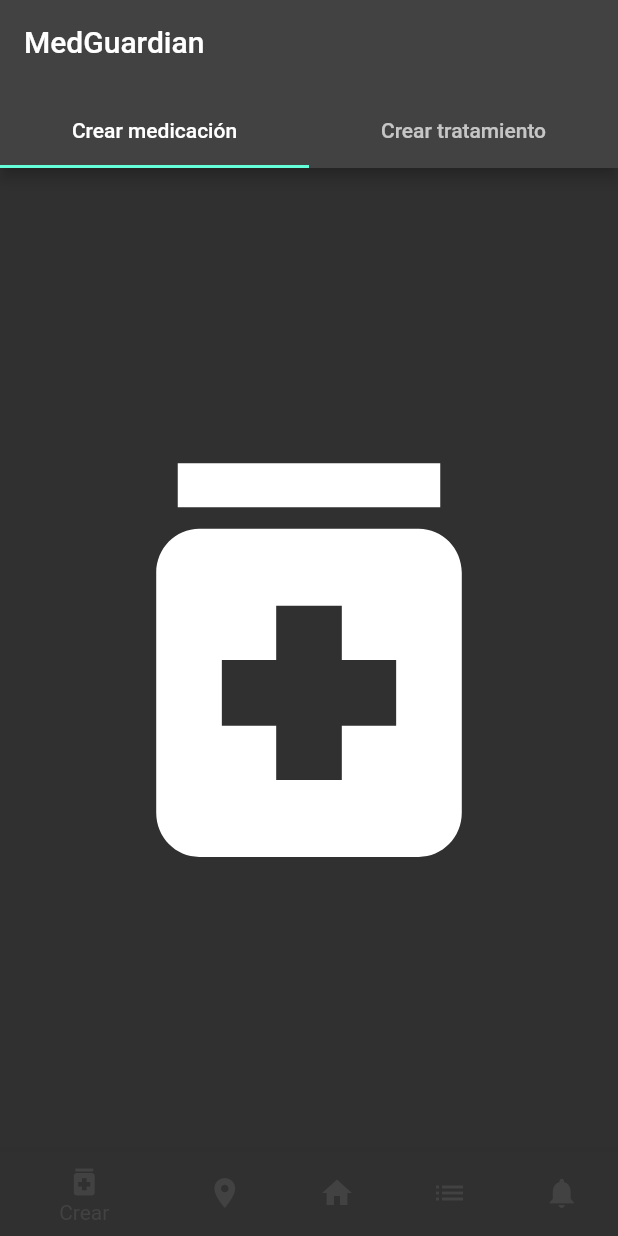
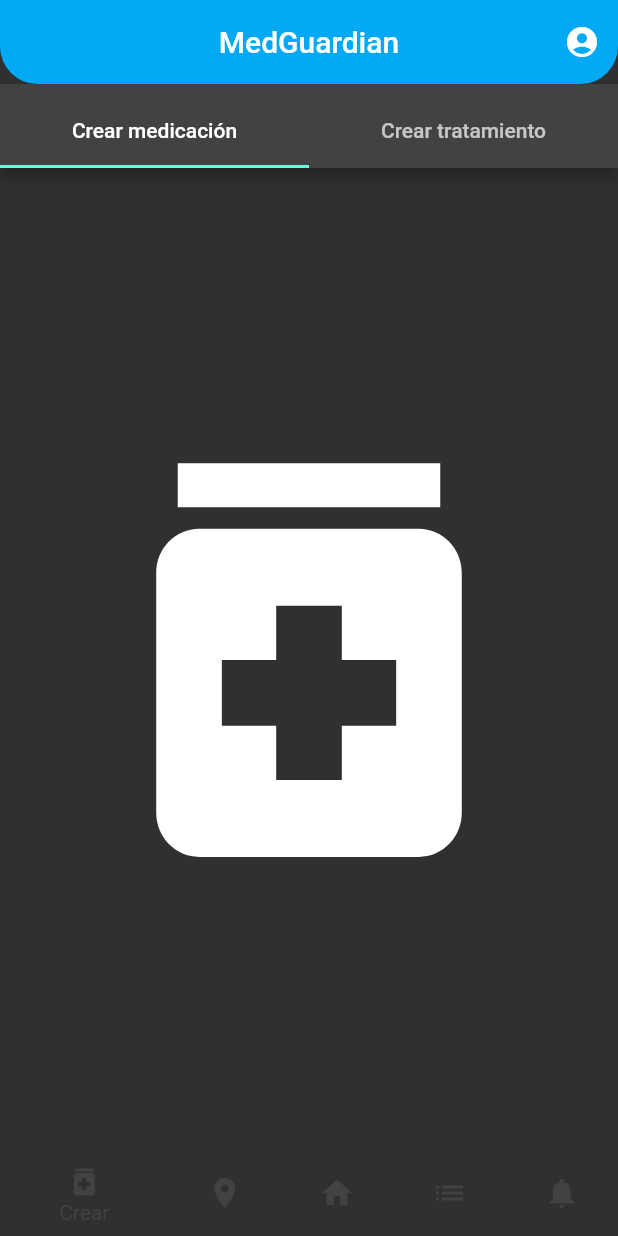
Before and after one commit to MissStormy/FrankenGuardian, a Flutter app: the screen it shows after launch, on a phone screen of 412 x 824 dp. Run offline on Flutter 3.47's test engine with Material 2 defaults, Android fonts, the phone set to English and light mode, and no system bars.

Commit message:
top blue

```diff
--- a/lib/widgets/withtabbar.dart
+++ b/lib/widgets/withtabbar.dart
@@ -10,7 +10,6 @@
 
 import 'package:flutter/material.dart';
 import 'package:flutter/rendering.dart';
-
 
 //Al ser StatefulWidget indica que su estado puede ir variando
 //durante el uso de la aplicación
@@ -53,8 +52,20 @@ class _WithTabBarState extends State<WithTabBar> {
     return Scaffold(
       // Barra de aplicación en la parte superior de la pantalla.
       appBar: AppBar(
-        title: const Text('MedGuardian'), // Título de la aplicación.
-        elevation: 0, // Elevación de la barra de aplicación (en este caso, sin sombra).
+        title: const Text('MedGuardian'),
+        centerTitle: true,
+        actions: [
+          IconButton(onPressed: () {}, icon: Icon(Icons.account_circle))
+        ],
+        backgroundColor: Colors.lightBlue,
+        shape: RoundedRectangleBorder(
+            borderRadius: BorderRadius.only(
+                bottomLeft: Radius.circular(25),
+                bottomRight: Radius.circular(25))),
+
+        // Título de la aplicación.
+        elevation:
+            0, // Elevación de la barra de aplicación (en este caso, sin sombra).
       ),
       // Contenido principal de la aplicación, mostrando la página seleccionada.
       body: IndexedStack(
@@ -63,6 +74,7 @@ class _WithTabBarState extends State<WithTabBar> {
       ),
       // Barra de navegación en la parte inferior de la pantalla.
       bottomNavigationBar: BottomNavigationBar(
+        backgroundColor: Colors.lightBlue,
         items: const <BottomNavigationBarItem>[
           BottomNavigationBarItem(
             icon: Icon(Icons.medication), // Icono para la primera página.
@@ -85,8 +97,10 @@ class _WithTabBarState extends State<WithTabBar> {
             label: 'Avisos', // Etiqueta para la quinta página.
           ),
         ],
-        currentIndex: _selectedIndex, // Índice de la página actualmente seleccionada.
-        onTap: _onItemTapped, // Función que se llama cuando se toca un ítem del BottomNavigationBar.
+        currentIndex:
+            _selectedIndex, // Índice de la página actualmente seleccionada.
+        onTap:
+            _onItemTapped, // Función que se llama cuando se toca un ítem del BottomNavigationBar.
       ),
     );
   }
@@ -110,10 +124,12 @@ class MedPage extends StatelessWidget {
               TabBar(
                 tabs: [
                   Tab(
-                    text: 'Crear medicación', // Etiqueta para la primera pestaña.
+                    text:
+                        'Crear medicación', // Etiqueta para la primera pestaña.
                   ),
                   Tab(
-                    text: 'Crear tratamiento', // Etiqueta para la segunda pestaña.
+                    text:
+                        'Crear tratamiento', // Etiqueta para la segunda pestaña.
                   ),
                 ],
               )
@@ -174,7 +190,8 @@ class _CrearMedState extends State<CrearMed>
   }
 
   @override
-  bool get wantKeepAlive => true; // Indica que el estado del widget debe mantenerse vivo.
+  bool get wantKeepAlive =>
+      true; // Indica que el estado del widget debe mantenerse vivo.
 }
 
 class CrearTrat extends StatelessWidget {
@@ -183,29 +200,32 @@ class CrearTrat extends StatelessWidget {
     return Icon(Icons.medication_liquid, size: 350);
   }
 }
-class MapPage extends StatelessWidget{
+
+class MapPage extends StatelessWidget {
   const MapPage();
   @override
   Widget build(BuildContext context) {
     return Icon(Icons.place, size: 350);
   }
+}
 
-}
-class HomePage extends StatelessWidget{
+class HomePage extends StatelessWidget {
   const HomePage();
   @override
   Widget build(BuildContext context) {
     return Icon(Icons.home, size: 350);
   }
 }
-class ListPage extends StatelessWidget{
+
+class ListPage extends StatelessWidget {
   const ListPage();
   @override
   Widget build(BuildContext context) {
     return Icon(Icons.list, size: 350);
   }
 }
-class NotifPage extends StatelessWidget{
+
+class NotifPage extends StatelessWidget {
   const NotifPage();
   @override
   Widget build(BuildContext context) {
```
